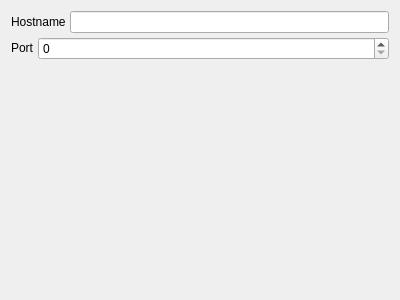
Above: src/sessionoptions/sessionoptionsrawproperties.ui from QQxiaoming/quardCRT before the change. Below: the same form after it.
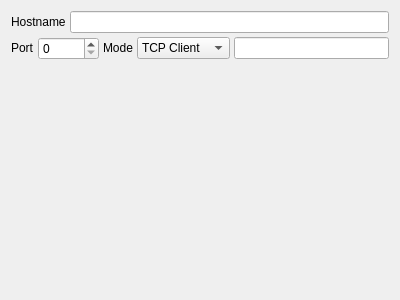
That is the form after the change.

Commit message: Raw protocol adds four modes TCP Client, TCP Server, UDP Send, UDP Receive

```diff
--- a/src/sessionoptions/sessionoptionsrawproperties.ui
+++ b/src/sessionoptions/sessionoptionsrawproperties.ui
@@ -68,6 +68,46 @@
        </property>
       </widget>
      </item>
+     <item>
+      <widget class="QLabel" name="label_3">
+       <property name="sizePolicy">
+        <sizepolicy hsizetype="Fixed" vsizetype="Fixed">
+         <horstretch>0</horstretch>
+         <verstretch>0</verstretch>
+        </sizepolicy>
+       </property>
+       <property name="text">
+        <string>Mode</string>
+       </property>
+      </widget>
+     </item>
+     <item>
+      <widget class="QComboBox" name="comboBoxRawMode">
+       <item>
+        <property name="text">
+         <string>TCP Client</string>
+        </property>
+       </item>
+       <item>
+        <property name="text">
+         <string>TCP Server</string>
+        </property>
+       </item>
+       <item>
+        <property name="text">
+         <string>UDP Send</string>
+        </property>
+       </item>
+       <item>
+        <property name="text">
+         <string>UDP Recv</string>
+        </property>
+       </item>
+      </widget>
+     </item>
+     <item>
+      <widget class="QLineEdit" name="lineEditReadOnlyRawMode"/>
+     </item>
     </layout>
    </item>
    <item>
```
Left out of the diff: 4 changed lines with no effect on the pictures. The commit also changes 14 other files.
